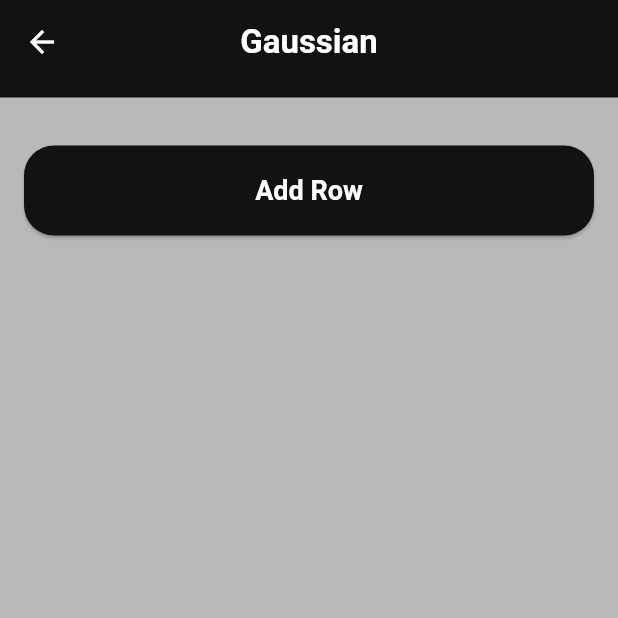
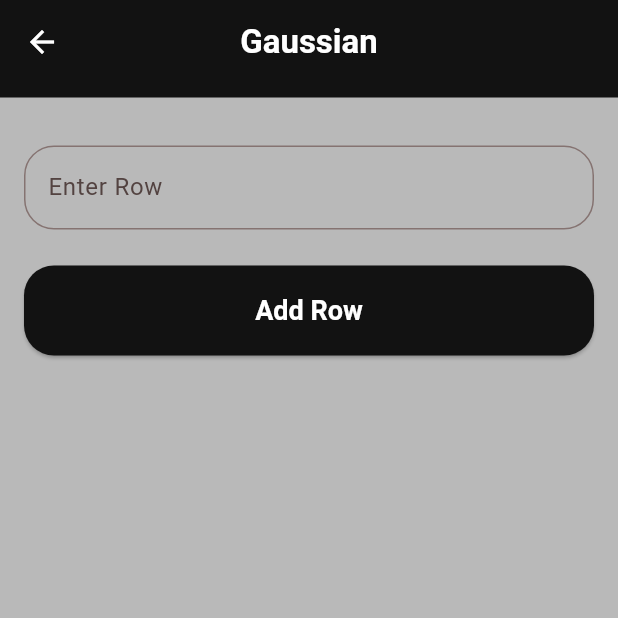
Before and after one commit to Abdelsalam-14/Matrices-Project, a Flutter app: the ToggleScreen screen opened directly, after a tap on "Gaussian", on a phone screen of 412 x 824 dp, the top half of it. Run offline on Flutter 3.47's test engine with Material 3 defaults, Android fonts, the phone set to English and light mode, and no system bars; missing offline and left inert: animated_widgets_flutter; Roboto replaces fonts that are missing (cairo).

Commit message:
add toast and fix big

```diff
--- a/lib/screens/operations_screen.dart
+++ b/lib/screens/operations_screen.dart
@@ -1,7 +1,8 @@
-import 'package:course_flutter/widgets/general_widgets.dart';
+import 'package:course_flutter/widgets/toast.dart';
 import 'package:flutter/material.dart';
 
-import '../widgets/general_methods.dart';
+import '../widgets/general_functions.dart';
+import '../widgets/general_widgets.dart';
 
 class OperationsScreen extends StatefulWidget {
   final String appBarTitle;
@@ -19,7 +20,7 @@ class _OperationsScreenState extends State<OperationsScreen> {
     // [7, 8, 9]
   ];
   TextEditingController controller = TextEditingController();
-  final GlobalKey _formKey = GlobalKey<FormState>();
+  final GlobalKey<FormState> _formKey = GlobalKey<FormState>();
   @override
   Widget build(BuildContext context) {
     return Scaffold(
@@ -34,16 +35,62 @@ class _OperationsScreenState extends State<OperationsScreen> {
                 alignment: Alignment.center,
                 padding: const EdgeInsets.all(12),
                 width: MediaQuery.of(context).size.width / 2,
-                child: Text(matrixToString(matrix),
-                    style: const TextStyle(
-                        fontSize: 18, fontWeight: FontWeight.w600)),
+                child: Column(
+                  children: [
+                    const Text("Input Matrix",
+                        style: TextStyle(
+                            fontSize: 20, fontWeight: FontWeight.w800)),
+                    const SizedBox(height: 8),
+                    Text(matrixToString(matrix),
+                        style: const TextStyle(
+                            fontSize: 18, fontWeight: FontWeight.w600)),
+                  ],
+                ),
               ),
             const SizedBox(height: 16),
+            AppTextFormField(controller: controller, hintText: "Enter Row"),
+            const SizedBox(height: 24),
             AppButton(
                 title: "Add Row",
                 onPressed: () {
-                  setState(() {});
+                  if (_formKey.currentState!.validate()) {
+                    String numbers = controller.text;
+                    List<double> list = [];
+                    for (int i = 0; i < numbers.length; i++) {
+                      list.add(double.parse(numbers[i]));
+                    }
+                    if (matrix.isNotEmpty) {
+                      if (matrix[0].length == list.length) {
+                        matrix.add(list);
+                        controller.clear();
+                      } else {
+                        Toast.show("you made a mistake", context,
+                            messageType: MessageType.error);
+                      }
+                    } else {
+                      matrix.add(list);
+                      controller.clear();
+                    }
+
+                    setState(() {});
+                  }
                 }),
+            if (matrix.isNotEmpty) ...[
+              const SizedBox(height: 12),
+              AppButton(
+                  title: "Delete Last Row",
+                  onPressed: () {
+                    matrix.removeLast();
+                    setState(() {});
+                  }),
+              const SizedBox(height: 12),
+              AppButton(
+                  title: "Delete List",
+                  onPressed: () {
+                    matrix = [];
+                    setState(() {});
+                  }),
+            ]
           ],
         ),
       ),
--- a/lib/widgets/general_methods.dart
+++ b/lib/widgets/general_functions.dart
@@ -2,18 +2,17 @@ String matrixToString(List<List<double>> matrix) {
   String result = '';
 
   for (var row in matrix) {
-    result += row.map((e) => e.toStringAsFixed(2)).toList().toString() + '\n';
+    result += '${row
+            .map((e) => e.toStringAsFixed(2).replaceAll(".00", ""))
+            .toList()}\n';
   }
 
   return result;
 }
 
-
 void printMatrix(List<List<double>> matrix) {
-
   for (var row in matrix) {
     print(row.map((e) => e.toStringAsFixed(2)).toList());
   }
   print('');
-
 }
--- a/lib/widgets/general_widgets.dart
+++ b/lib/widgets/general_widgets.dart
@@ -19,14 +19,16 @@ class AppButton extends StatelessWidget {
   final String? title;
   final IconData? icon;
   final Widget? child;
+  final Color? color;
   final void Function()? onPressed;
-  const AppButton({Key? key,   this.title, this.onPressed,   this.icon,   this.child})
+  const AppButton({Key? key,   this.title, this.onPressed,   this.icon,   this.child,   this.color})
       : super(key: key);
 
   @override
   Widget build(BuildContext context) {
     return ElevatedButton(
         style: ElevatedButton.styleFrom(
+           backgroundColor:  color,
             minimumSize: Size(MediaQuery.of(context).size.width, 60)),
         onPressed: onPressed,
         child:child??(title==null?Icon(icon!,size: 28,color: Colors.white): Text(
@@ -39,12 +41,31 @@ class AppButton extends StatelessWidget {
 }
 
 class AppTextFormField  extends StatelessWidget {
-  const AppTextFormField ({Key? key}) : super(key: key);
+  final TextEditingController controller ;
+  final String hintText;
+  const AppTextFormField ({Key? key, required this.controller, required this.hintText}) : super(key: key);
 
   @override
   Widget build(BuildContext context) {
     return   TextFormField (
+keyboardType: TextInputType.number,
+      validator: (value) {
+        if (value == null || value.isEmpty) {
+          return 'Please enter row';
+        }
+        return null;
+      },controller: controller,decoration: InputDecoration(
+        hintText: hintText,
+        hoverColor: Colors.black,
+        focusColor: Colors.black,
+        focusedBorder: OutlineInputBorder(
+          borderRadius: BorderRadius.circular(20),borderSide: BorderSide(color: Colors.black )
+        ),
+        border: OutlineInputBorder(
+          borderRadius: BorderRadius.circular(20)
+        )
+      )
+    );
 
-    );
   }
 }
--- /dev/null
+++ b/lib/widgets/toast.dart
@@ -0,0 +1,130 @@
+import 'package:flutter/material.dart';
+
+enum MessageType {
+  warning,
+  success,
+  error,
+}
+
+class Toast {
+  // ignore: non_constant_identifier_names
+  static const int LENGTH_SHORT = 1;
+
+  // ignore: non_constant_identifier_names
+  static const int LENGTH_LONG = 2;
+  // ignore: non_constant_identifier_names
+  static const int BOTTOM = 0;
+
+  // ignore: non_constant_identifier_names
+  static const int CENTER = 1;
+  // ignore: non_constant_identifier_names
+  static const int TOP = 2;
+
+  static void show(String message,BuildContext context,
+      {int duration = 3,
+      int gravity = 0,
+
+      Color textColor = Colors.white,
+      double backgroundRadius = 20,
+      MessageType messageType = MessageType.success}) {
+    Color backgroundColor =  Theme.of(context).primaryColor;
+    if (message.isNotEmpty) {
+      if (messageType == MessageType.warning) {
+        backgroundColor = Colors.yellow;
+      } else if (messageType == MessageType.error) {
+        backgroundColor = Colors.red;
+      }
+    }
+    ToastView.dismiss();
+    ToastView.createView(message, context, duration, gravity, backgroundColor,
+        textColor, backgroundRadius, Border.all(color: Colors.transparent));
+  }
+}
+
+class ToastView {
+  static final ToastView _singleton = ToastView._internal();
+
+  factory ToastView() {
+    return _singleton;
+  }
+
+  ToastView._internal();
+
+  static OverlayState? overlayState;
+  static OverlayEntry? _overlayEntry;
+  static bool? _isVisible = false;
+
+  static void createView(
+      String msg,
+      BuildContext context,
+      int duration,
+      int gravity,
+      Color background,
+      Color textColor,
+      double backgroundRadius,
+      Border border) async {
+    overlayState = Overlay.of(context);
+
+    Paint paint = Paint();
+    paint.strokeCap = StrokeCap.square;
+    paint.color = background;
+
+    _overlayEntry = OverlayEntry(
+      builder: (BuildContext context) => ToastWidget(
+          widget: SizedBox(
+            width: MediaQuery.of(context).size.width,
+            child: Container(
+                alignment: Alignment.center,
+                width: MediaQuery.of(context).size.width,
+                child: Container(
+                  decoration: BoxDecoration(
+                    color: background,
+                    borderRadius: BorderRadius.circular(backgroundRadius),
+                    border: border,
+                  ),
+                  margin: EdgeInsets.symmetric(horizontal: 20),
+                  padding: const EdgeInsets.fromLTRB(16, 10, 16, 10),
+                  child: Text(msg,
+                      textAlign: TextAlign.center,
+                      softWrap: true,
+                      style: TextStyle(fontSize: 15, color: textColor)),
+                )),
+          ),
+          gravity: gravity),
+    );
+    _isVisible = true;
+    overlayState!.insert(_overlayEntry!);
+    await Future.delayed(Duration(seconds: duration));
+    dismiss();
+  }
+
+  static dismiss() async {
+    if (!_isVisible!) {
+      return;
+    }
+    _isVisible = false;
+    _overlayEntry?.remove();
+  }
+}
+
+class ToastWidget extends StatelessWidget {
+  const ToastWidget({
+    super.key,
+    @required this.widget,
+    @required this.gravity,
+  });
+
+  final Widget? widget;
+  final int? gravity;
+
+  @override
+  Widget build(BuildContext context) {
+    return Positioned(
+        top: gravity == 2 ? 50 : null,
+        bottom: gravity == 0 ? 100 : null,
+        child: Material(
+          color: Colors.transparent,
+          child: widget,
+        ));
+  }
+}
```
